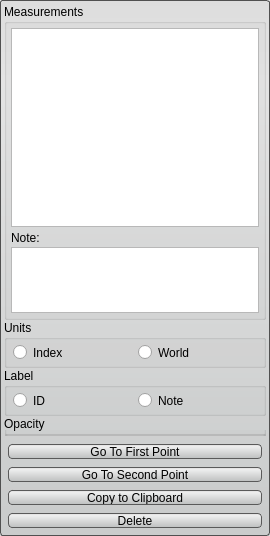
Before: the Qt Designer form src/Interface/ToolInterface/MeasurementToolInterface.ui in SCIInstitute/Seg3D, drawn with Qt 5.
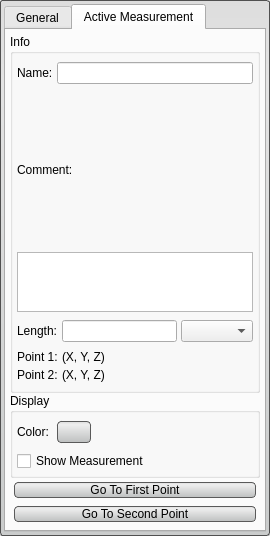
After: the same form once the commit is applied. Custom widgets are drawn as their Qt base class.

Commit message: - Supporting different color per measurement - Drop shadow for rendered measurement text - Separate tabs for general vs. active measurement settings - Separated out name and comments fields to allow user to specify both. - Display measurement point locations. - Added button for exporting all measurements (including comments). - Remaining: a few interface formatting fixes.

```diff
--- a/src/Interface/ToolInterface/MeasurementToolInterface.ui
+++ b/src/Interface/ToolInterface/MeasurementToolInterface.ui
@@ -88,13 +88,39 @@
        <number>4</number>
       </property>
       <item>
+       <widget class="QTabWidget" name="tab_widget_">
+        <property name="styleSheet">
+         <string notr="true">QTabWidget#general_tab_{
+  border-radius: 3px;
+  border: 1px solid rgb(80, 80,80);
+  background-color: qlineargradient(spread:pad, x1:0.5, y1:0, x2:0.5, y2:0.960227, stop:0 rgba(221, 221, 221, 255), stop:0.155779 rgba(228, 228, 228, 255), stop:1 rgba(202, 204, 204, 255));      
+}</string>
+        </property>
+        <property name="currentIndex">
+         <number>1</number>
+        </property>
+        <widget class="QWidget" name="general_tab_">
+         <attribute name="title">
+          <string>General</string>
+         </attribute>
+         <layout class="QHBoxLayout" name="horizontalLayout">
+          <property name="spacing">
+           <number>0</number>
+          </property>
+          <property name="margin">
+           <number>0</number>
+          </property>
+          <item>
+           <widget class="QWidget" name="base_1_" native="true">
+            <layout class="QVBoxLayout" name="verticalLayout_16">
+             <item>
        <widget class="QGroupBox" name="measurements_groupbox_">
         <property name="title">
          <string>Measurements</string>
         </property>
-        <layout class="QVBoxLayout" name="verticalLayout_3" stretch="3,0,1">
+               <layout class="QVBoxLayout" name="verticalLayout_3" stretch="3,0,0">
          <property name="spacing">
-          <number>0</number>
+                 <number>4</number>
          </property>
          <property name="margin">
           <number>4</number>
@@ -115,77 +141,17 @@
           </widget>
          </item>
          <item>
-          <widget class="QWidget" name="label_widget_" native="true">
-           <layout class="QHBoxLayout" name="horizontalLayout_3">
-            <property name="spacing">
-             <number>0</number>
-            </property>
-            <property name="leftMargin">
-             <number>0</number>
-            </property>
-            <property name="topMargin">
-             <number>4</number>
-            </property>
-            <property name="rightMargin">
-             <number>0</number>
-            </property>
-            <property name="bottomMargin">
-             <number>2</number>
-            </property>
-            <item>
-             <widget class="QLabel" name="note_label_">
+                 <widget class="QPushButton" name="copy_button_">
               <property name="text">
-               <string>Note:</string>
+                   <string>Copy Selection To Clipboard</string>
               </property>
              </widget>
             </item>
-           </layout>
-          </widget>
-         </item>
          <item>
-          <widget class="QWidget" name="textbox_widget_" native="true">
-           <property name="sizePolicy">
-            <sizepolicy hsizetype="Preferred" vsizetype="Preferred">
-             <horstretch>0</horstretch>
-             <verstretch>0</verstretch>
-            </sizepolicy>
-           </property>
-           <property name="minimumSize">
-            <size>
-             <width>0</width>
-             <height>40</height>
-            </size>
-           </property>
-           <property name="maximumSize">
-            <size>
-             <width>16777215</width>
-             <height>16777215</height>
-            </size>
-           </property>
-           <layout class="QVBoxLayout" name="verticalLayout">
-            <property name="spacing">
-             <number>0</number>
-            </property>
-            <property name="margin">
-             <number>0</number>
-            </property>
-            <item>
-             <widget class="Seg3D::MeasurementTextEdit" name="note_textbox_">
-              <property name="sizePolicy">
-               <sizepolicy hsizetype="Expanding" vsizetype="Expanding">
-                <horstretch>0</horstretch>
-                <verstretch>0</verstretch>
-               </sizepolicy>
-              </property>
-              <property name="minimumSize">
-               <size>
-                <width>0</width>
-                <height>0</height>
-               </size>
-              </property>
-             </widget>
-            </item>
-           </layout>
+                 <widget class="QPushButton" name="delete_button_">
+                  <property name="text">
+                   <string>Delete</string>
+                  </property>
           </widget>
          </item>
         </layout>
@@ -254,85 +220,14 @@
                <item>
                 <widget class="QRadioButton" name="rb_index_">
                  <property name="text">
-                  <string>Index</string>
+                         <string>Pixel</string>
                  </property>
                 </widget>
                </item>
                <item>
                 <widget class="QRadioButton" name="rb_world_">
                  <property name="text">
-                  <string>World</string>
-                 </property>
-                </widget>
-               </item>
-              </layout>
-             </widget>
-            </item>
-           </layout>
-          </widget>
-         </item>
-         <item>
-          <widget class="QGroupBox" name="label_groupbox_">
-           <property name="title">
-            <string>Label</string>
-           </property>
-           <layout class="QHBoxLayout" name="horizontalLayout_6">
-            <property name="spacing">
-             <number>0</number>
-            </property>
-            <property name="leftMargin">
-             <number>4</number>
-            </property>
-            <property name="topMargin">
-             <number>0</number>
-            </property>
-            <property name="rightMargin">
-             <number>4</number>
-            </property>
-            <property name="bottomMargin">
-             <number>0</number>
-            </property>
-            <item>
-             <widget class="QWidget" name="label_rb_widget_" native="true">
-              <property name="minimumSize">
-               <size>
-                <width>0</width>
-                <height>25</height>
-               </size>
-              </property>
-              <property name="maximumSize">
-               <size>
-                <width>16777215</width>
-                <height>30</height>
-               </size>
-              </property>
-              <layout class="QHBoxLayout" name="horizontalLayout_7">
-               <property name="spacing">
-                <number>4</number>
-               </property>
-               <property name="leftMargin">
-                <number>2</number>
-               </property>
-               <property name="topMargin">
-                <number>4</number>
-               </property>
-               <property name="rightMargin">
-                <number>0</number>
-               </property>
-               <property name="bottomMargin">
-                <number>4</number>
-               </property>
-               <item>
-                <widget class="QRadioButton" name="rb_id_">
-                 <property name="text">
-                  <string>ID</string>
-                 </property>
-                </widget>
-               </item>
-               <item>
-                <widget class="QRadioButton" name="rb_note_">
-                 <property name="text">
-                  <string>Note</string>
+                         <string>Actual</string>
                  </property>
                 </widget>
                </item>
@@ -369,7 +264,7 @@
          <item>
           <widget class="QWidget" name="button_widget_" native="true">
            <property name="sizePolicy">
-            <sizepolicy hsizetype="Preferred" vsizetype="Fixed">
+                   <sizepolicy hsizetype="Preferred" vsizetype="Preferred">
              <horstretch>0</horstretch>
              <verstretch>0</verstretch>
             </sizepolicy>
@@ -377,7 +272,7 @@
            <property name="minimumSize">
             <size>
              <width>0</width>
-             <height>96</height>
+                    <height>0</height>
             </size>
            </property>
            <property name="maximumSize">
@@ -386,7 +281,7 @@
              <height>96</height>
             </size>
            </property>
-           <layout class="QVBoxLayout" name="verticalLayout_2" stretch="0,0,0,0">
+                  <layout class="QVBoxLayout" name="verticalLayout_2" stretch="0">
             <property name="spacing">
              <number>0</number>
             </property>
@@ -402,8 +297,415 @@
             <property name="bottomMargin">
              <number>0</number>
             </property>
+                   <item>
+                    <widget class="QPushButton" name="export_button_">
+                     <property name="text">
+                      <string>Export Measurements To Clipboard</string>
+                     </property>
+                    </widget>
+                   </item>
+                  </layout>
+                 </widget>
+                </item>
+               </layout>
+              </widget>
+             </item>
+            </layout>
+           </widget>
+          </item>
+         </layout>
+        </widget>
+        <widget class="QWidget" name="active_tab_">
+         <attribute name="title">
+          <string>Active Measurement</string>
+         </attribute>
+         <layout class="QHBoxLayout" name="horizontalLayout_2">
+          <property name="spacing">
+           <number>0</number>
+          </property>
+          <property name="margin">
+           <number>0</number>
+          </property>
+          <item>
+           <widget class="QWidget" name="base_2_" native="true">
+            <layout class="QVBoxLayout" name="verticalLayout_9">
+             <property name="spacing">
+              <number>0</number>
+             </property>
+             <property name="margin">
+              <number>4</number>
+             </property>
+             <item>
+              <widget class="QGroupBox" name="info_groupbox_">
+               <property name="sizePolicy">
+                <sizepolicy hsizetype="Preferred" vsizetype="MinimumExpanding">
+                 <horstretch>0</horstretch>
+                 <verstretch>0</verstretch>
+                </sizepolicy>
+               </property>
+               <property name="title">
+                <string>Info</string>
+               </property>
+               <layout class="QVBoxLayout" name="verticalLayout_10">
+                <property name="spacing">
+                 <number>0</number>
+                </property>
+                <property name="margin">
+                 <number>4</number>
+                </property>
+                <item>
+                 <widget class="QWidget" name="name_widget_" native="true">
+                  <property name="sizePolicy">
+                   <sizepolicy hsizetype="Preferred" vsizetype="Preferred">
+                    <horstretch>0</horstretch>
+                    <verstretch>0</verstretch>
+                   </sizepolicy>
+                  </property>
+                  <layout class="QHBoxLayout" name="horizontalLayout_8">
+                   <property name="spacing">
+                    <number>4</number>
+                   </property>
+                   <property name="leftMargin">
+                    <number>0</number>
+                   </property>
+                   <property name="topMargin">
+                    <number>4</number>
+                   </property>
+                   <property name="rightMargin">
+                    <number>0</number>
+                   </property>
+                   <property name="bottomMargin">
+                    <number>4</number>
+                   </property>
+                   <item>
+                    <widget class="QLabel" name="name_label_">
+                     <property name="text">
+                      <string>Name:</string>
+                     </property>
+                    </widget>
+                   </item>
+                   <item>
+                    <widget class="QLineEdit" name="name_lineedit_">
+                     <property name="sizePolicy">
+                      <sizepolicy hsizetype="Expanding" vsizetype="Preferred">
+                       <horstretch>0</horstretch>
+                       <verstretch>0</verstretch>
+                      </sizepolicy>
+                     </property>
+                    </widget>
+                   </item>
+                  </layout>
+                 </widget>
+                </item>
+                <item>
+                 <widget class="QWidget" name="comment_widget_" native="true">
+                  <property name="sizePolicy">
+                   <sizepolicy hsizetype="Preferred" vsizetype="MinimumExpanding">
+                    <horstretch>0</horstretch>
+                    <verstretch>0</verstretch>
+                   </sizepolicy>
+                  </property>
+                  <layout class="QVBoxLayout" name="verticalLayout_11">
+                   <property name="spacing">
+                    <number>4</number>
+                   </property>
+                   <property name="leftMargin">
+                    <number>0</number>
+                   </property>
+                   <property name="topMargin">
+                    <number>4</number>
+                   </property>
+                   <property name="rightMargin">
+                    <number>0</number>
+                   </property>
+                   <property name="bottomMargin">
+                    <number>4</number>
+                   </property>
+                   <item>
+                    <widget class="QLabel" name="comment_label_">
+                     <property name="text">
+                      <string>Comment:</string>
+                     </property>
+                    </widget>
+                   </item>
+                   <item>
+                    <widget class="Seg3D::MeasurementTextEdit" name="comment_textbox_">
+                     <property name="sizePolicy">
+                      <sizepolicy hsizetype="Expanding" vsizetype="MinimumExpanding">
+                       <horstretch>0</horstretch>
+                       <verstretch>0</verstretch>
+                      </sizepolicy>
+                     </property>
+                     <property name="maximumSize">
+                      <size>
+                       <width>16777215</width>
+                       <height>60</height>
+                      </size>
+                     </property>
+                    </widget>
+                   </item>
+                  </layout>
+                 </widget>
+                </item>
+                <item>
+                 <widget class="QWidget" name="position_widget_" native="true">
+                  <layout class="QVBoxLayout" name="verticalLayout_12">
+                   <property name="spacing">
+                    <number>4</number>
+                   </property>
+                   <property name="margin">
+                    <number>0</number>
+                   </property>
+                   <item>
+                    <widget class="QWidget" name="length_widget_" native="true">
+                     <layout class="QHBoxLayout" name="horizontalLayout_9">
+                      <property name="spacing">
+                       <number>4</number>
+                      </property>
+                      <property name="leftMargin">
+                       <number>0</number>
+                      </property>
+                      <property name="topMargin">
+                       <number>4</number>
+                      </property>
+                      <property name="rightMargin">
+                       <number>0</number>
+                      </property>
+                      <property name="bottomMargin">
+                       <number>4</number>
+                      </property>
+                      <item>
+                       <widget class="QLabel" name="length_label_">
+                        <property name="text">
+                         <string>Length:</string>
+                        </property>
+                       </widget>
+                      </item>
+                      <item>
+                       <widget class="QLineEdit" name="length_lineedit_">
+                        <property name="sizePolicy">
+                         <sizepolicy hsizetype="Expanding" vsizetype="Preferred">
+                          <horstretch>0</horstretch>
+                          <verstretch>0</verstretch>
+                         </sizepolicy>
+                        </property>
+                       </widget>
+                      </item>
+                      <item>
+                       <widget class="QComboBox" name="unit_combobox_">
+                        <property name="sizePolicy">
+                         <sizepolicy hsizetype="Preferred" vsizetype="Preferred">
+                          <horstretch>0</horstretch>
+                          <verstretch>0</verstretch>
+                         </sizepolicy>
+                        </property>
+                       </widget>
+                      </item>
+                     </layout>
+                    </widget>
+                   </item>
+                   <item>
+                    <widget class="QWidget" name="point_widget_" native="true">
+                     <layout class="QVBoxLayout" name="verticalLayout">
+                      <property name="spacing">
+                       <number>4</number>
+                      </property>
+                      <property name="leftMargin">
+                       <number>0</number>
+                      </property>
+                      <property name="topMargin">
+                       <number>0</number>
+                      </property>
+                      <property name="rightMargin">
+                       <number>0</number>
+                      </property>
+                      <property name="bottomMargin">
+                       <number>4</number>
+                      </property>
+                      <item>
+                       <widget class="QWidget" name="p0_widget_" native="true">
+                        <layout class="QHBoxLayout" name="horizontalLayout_6">
+                         <property name="spacing">
+                          <number>4</number>
+                         </property>
+                         <property name="margin">
+                          <number>0</number>
+                         </property>
+                         <item>
+                          <widget class="QLabel" name="p0_label_">
+                           <property name="sizePolicy">
+                            <sizepolicy hsizetype="Maximum" vsizetype="Preferred">
+                             <horstretch>0</horstretch>
+                             <verstretch>0</verstretch>
+                            </sizepolicy>
+                           </property>
+                           <property name="minimumSize">
+                            <size>
+                             <width>0</width>
+                             <height>0</height>
+                            </size>
+                           </property>
+                           <property name="text">
+                            <string>Point 1:</string>
+                           </property>
+                          </widget>
+                         </item>
+                         <item>
+                          <widget class="QLabel" name="p0_value_">
+                           <property name="text">
+                            <string>(X, Y, Z)</string>
+                           </property>
+                          </widget>
+                         </item>
+                        </layout>
+                       </widget>
+                      </item>
+                      <item>
+                       <widget class="QWidget" name="p1_widget_" native="true">
+                        <layout class="QHBoxLayout" name="horizontalLayout_7">
+                         <property name="spacing">
+                          <number>4</number>
+                         </property>
+                         <property name="margin">
+                          <number>0</number>
+                         </property>
+                         <item>
+                          <widget class="QLabel" name="p1_label_">
+                           <property name="sizePolicy">
+                            <sizepolicy hsizetype="Maximum" vsizetype="Preferred">
+                             <horstretch>0</horstretch>
+                             <verstretch>0</verstretch>
+                            </sizepolicy>
+                           </property>
+                           <property name="text">
+                            <string>Point 2:</string>
+                           </property>
+                          </widget>
+                         </item>
+                         <item>
+                          <widget class="QLabel" name="p1_value_">
+                           <property name="text">
+                            <string>(X, Y, Z)</string>
+                           </property>
+                          </widget>
+                         </item>
+                        </layout>
+                       </widget>
+                      </item>
+                     </layout>
+                    </widget>
+                   </item>
+                  </layout>
+                 </widget>
+                </item>
+               </layout>
+              </widget>
+             </item>
+             <item>
+              <widget class="QGroupBox" name="display_groupbox_">
+               <property name="title">
+                <string>Display</string>
+               </property>
+               <layout class="QVBoxLayout" name="verticalLayout_14">
+                <property name="spacing">
+                 <number>0</number>
+                </property>
+                <property name="margin">
+                 <number>4</number>
+                </property>
+                <item>
+                 <widget class="QWidget" name="display_widget_" native="true">
+                  <layout class="QVBoxLayout" name="verticalLayout_15">
+                   <property name="spacing">
+                    <number>4</number>
+                   </property>
+                   <property name="margin">
+                    <number>0</number>
+                   </property>
+                   <item>
+                    <widget class="QWidget" name="color_widget_" native="true">
+                     <layout class="QHBoxLayout" name="horizontalLayout_10">
+                      <property name="spacing">
+                       <number>4</number>
+                      </property>
+                      <property name="margin">
+                       <number>0</number>
+                      </property>
+                      <item>
+                       <widget class="QLabel" name="color_label_">
+                        <property name="sizePolicy">
+                         <sizepolicy hsizetype="Maximum" vsizetype="Preferred">
+                          <horstretch>0</horstretch>
+                          <verstretch>0</verstretch>
+                         </sizepolicy>
+                        </property>
+                        <property name="text">
+                         <string>Color:</string>
+                        </property>
+                       </widget>
+                      </item>
+                      <item>
+                       <widget class="QPushButton" name="color_button_">
+                        <property name="sizePolicy">
+                         <sizepolicy hsizetype="Maximum" vsizetype="Fixed">
+                          <horstretch>0</horstretch>
+                          <verstretch>0</verstretch>
+                         </sizepolicy>
+                        </property>
+                        <property name="minimumSize">
+                         <size>
+                          <width>0</width>
+                          <height>30</height>
+                         </size>
+                        </property>
+                        <property name="text">
+                         <string/>
+                        </property>
+                       </widget>
+                      </item>
+                      <item>
+                       <spacer name="horizontalSpacer">
+                        <property name="orientation">
+                         <enum>Qt::Horizontal</enum>
+                        </property>
+                        <property name="sizeHint" stdset="0">
+                         <size>
+                          <width>40</width>
+                          <height>20</height>
+                         </size>
+                        </property>
+                       </spacer>
+                      </item>
+                     </layout>
+                    </widget>
+                   </item>
+                   <item>
+                    <widget class="QCheckBox" name="show_checkbox_">
+                     <property name="sizePolicy">
+                      <sizepolicy hsizetype="Minimum" vsizetype="Preferred">
+                       <horstretch>0</horstretch>
+                       <verstretch>0</verstretch>
+                      </sizepolicy>
+                     </property>
+                     <property name="text">
+                      <string>Show Measurement</string>
+                     </property>
+                    </widget>
+                   </item>
+                  </layout>
+                 </widget>
+                </item>
+               </layout>
+              </widget>
+             </item>
             <item>
              <widget class="QPushButton" name="goto_first_button_">
+               <property name="sizePolicy">
+                <sizepolicy hsizetype="Minimum" vsizetype="Preferred">
+                 <horstretch>0</horstretch>
+                 <verstretch>0</verstretch>
+                </sizepolicy>
+               </property>
               <property name="text">
                <string>Go To First Point</string>
               </property>
@@ -411,29 +713,22 @@
             </item>
             <item>
              <widget class="QPushButton" name="goto_second_button_">
+               <property name="sizePolicy">
+                <sizepolicy hsizetype="Minimum" vsizetype="Preferred">
+                 <horstretch>0</horstretch>
+                 <verstretch>0</verstretch>
+                </sizepolicy>
+               </property>
               <property name="text">
                <string>Go To Second Point</string>
               </property>
              </widget>
             </item>
-            <item>
-             <widget class="QPushButton" name="copy_button_">
-              <property name="text">
-               <string>Copy to Clipboard</string>
-              </property>
-             </widget>
-            </item>
-            <item>
-             <widget class="QPushButton" name="delete_button_">
-              <property name="text">
-               <string>Delete</string>
-              </property>
-             </widget>
-            </item>
            </layout>
           </widget>
          </item>
         </layout>
+        </widget>
        </widget>
       </item>
      </layout>
```
Lines whose indentation alone changed are shown as unchanged. The commit also changes 22 other files.
